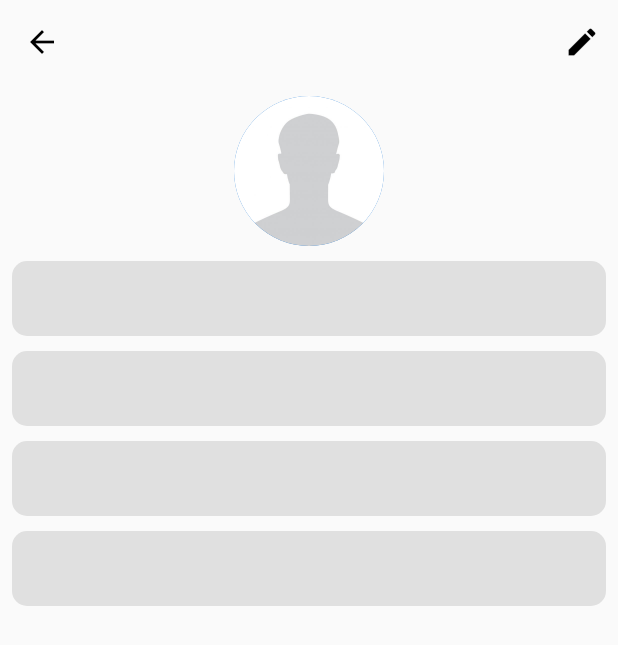
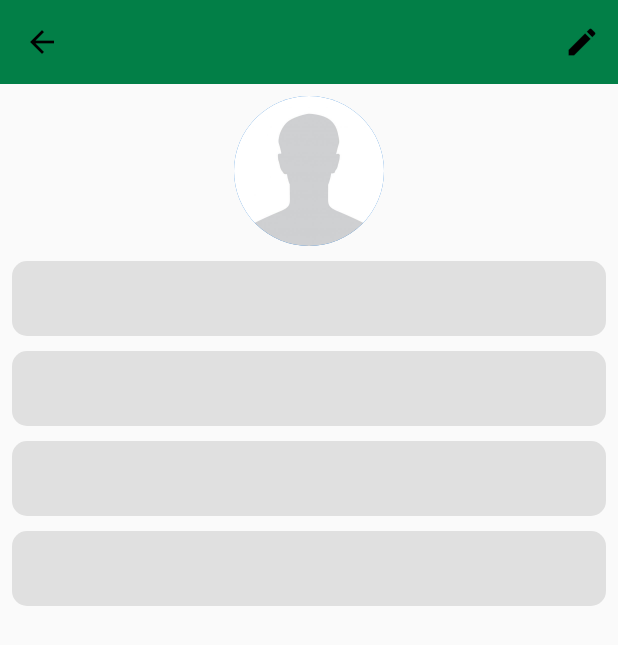
Before and after one commit to hazemabollfadl/new_food_delivery, a Flutter app: the screen it shows once a user with an empty profile is signed in, in the side drawer, after a tap on "Profile", on a phone screen of 412 x 824 dp. Shown: the top 645 px of the screen. Run offline on Flutter 3.47's test engine with Material 2 defaults, Android fonts, the phone set to English and light mode, and no system bars; our stand-ins replace cloud_firestore, firebase_auth, firebase_core, loading_animation_widget; accounts and stored records are empty.

Commit message:
further enhancment in designs

```diff
--- a/lib/pages/Payment/payment_interface.dart
+++ b/lib/pages/Payment/payment_interface.dart
@@ -41,12 +41,12 @@ class _PaymentInterfaceState extends State<PaymentInterface> {
     return Scaffold(
       appBar: AppBar(
         elevation: 0,
-        backgroundColor: Colors.transparent,
+        backgroundColor: AppColors.kgradientk1,
         centerTitle: true,
         title: Text(
           "Payment",
           style: TextStyle(
-            color: AppColors.kblackColor,
+            color: AppColors.kwhiteColor,
           ),
         ),
       ),
--- a/lib/pages/checkout/check_out_page.dart
+++ b/lib/pages/checkout/check_out_page.dart
@@ -38,12 +38,12 @@ class _CheckOutPageState extends State<CheckOutPage> {
     return Scaffold(
       appBar: AppBar(
         elevation: 0,
-        backgroundColor: Colors.transparent,
+        backgroundColor: AppColors.kgradientk1,
         centerTitle: true,
         title: Text(
           "Check out",
           style: TextStyle(
-            color: AppColors.kblackColor,
+            color: AppColors.kwhiteColor,
           ),
         ),
       ),
--- a/lib/pages/home/home_page.dart
+++ b/lib/pages/home/home_page.dart
@@ -2,6 +2,7 @@ import 'package:cloud_firestore/cloud_firestore.dart';
 import 'package:firebase_auth/firebase_auth.dart';
 import 'package:firebase_core/firebase_core.dart';
 import 'package:flutter/material.dart';
+import 'package:new_food_delivery/appColors/app_colors.dart';
 import 'package:new_food_delivery/model/user_model.dart';
 import 'package:new_food_delivery/widgets/build_drawer.dart';
 import 'package:new_food_delivery/widgets/grid_view_widget.dart';
@@ -56,7 +57,7 @@ class _MyWidgetState extends State<HomePage> {
             "categories ",
             style: TextStyle(
               fontSize: 20,
-              color: Color.fromARGB(255, 98, 21, 21),
+              color: AppColors.kblackColor,
               fontWeight: FontWeight.normal,
             ),
           ),
@@ -162,7 +163,14 @@ class _MyWidgetState extends State<HomePage> {
       drawer: BuildDrawer(),
       appBar: AppBar(
         elevation: 0,
-        backgroundColor: Colors.transparent,
+        backgroundColor: AppColors.kgradientk1,
+        title: Text(
+          "OHEY",
+          style: TextStyle(
+            color: AppColors.kwhiteColor,
+            fontSize: 25,
+          ),
+        ),
       ),
       body: ListView(
         children: [
@@ -198,7 +206,7 @@ class _MyWidgetState extends State<HomePage> {
                         "Products ",
                         style: TextStyle(
                           fontSize: 20,
-                          color: Colors.grey,
+                          color: AppColors.kblackColor,
                           fontWeight: FontWeight.normal,
                         ),
                       ),
@@ -213,7 +221,7 @@ class _MyWidgetState extends State<HomePage> {
                         "Best Sell ",
                         style: TextStyle(
                           fontSize: 20,
-                          color: Colors.grey,
+                          color: AppColors.kblackColor,
                           fontWeight: FontWeight.normal,
                         ),
                       ),
--- a/lib/pages/profile/profile_page.dart
+++ b/lib/pages/profile/profile_page.dart
@@ -1,6 +1,7 @@
 import 'package:cloud_firestore/cloud_firestore.dart';
 import 'package:firebase_auth/firebase_auth.dart';
 import 'package:flutter/material.dart';
+import 'package:new_food_delivery/appColors/app_colors.dart';
 import 'package:new_food_delivery/pages/home/home_page.dart';
 import 'package:new_food_delivery/route/routing_page.dart';
 import 'package:new_food_delivery/widgets/my_button.dart';
@@ -196,7 +197,7 @@ class _ProfilePageState extends State<ProfilePage> {
     return Scaffold(
       appBar: AppBar(
         elevation: 0,
-        backgroundColor: Colors.transparent,
+        backgroundColor: AppColors.kgradientk1,
         leading: isEdit
             ? IconButton(
                 onPressed: () {
--- a/lib/widgets/build_drawer.dart
+++ b/lib/widgets/build_drawer.dart
@@ -7,6 +7,8 @@ import 'package:new_food_delivery/pages/home/home_page.dart';
 import 'package:new_food_delivery/pages/login/login_page.dart';
 import 'package:new_food_delivery/pages/profile/profile_page.dart';
 import 'package:new_food_delivery/route/routing_page.dart';
+
+import '../appColors/app_colors.dart';
 
 class BuildDrawer extends StatelessWidget {
   const BuildDrawer({Key? key}) : super(key: key);
@@ -18,7 +20,7 @@ class BuildDrawer extends StatelessWidget {
         children: [
           UserAccountsDrawerHeader(
             decoration: BoxDecoration(
-              color: Colors.purple,
+              color: AppColors.kgradientk1,
             ), // BoxDecoration
             accountName: Text(userModel.fullName),
             accountEmail: Text(userModel.emailAddress),
```
Also changed, not shown: lib/pages/Payment/confirmation_order.dart (+21 -8 lines), lib/pages/cartpage/cart_page.dart (+8 -1 lines), lib/pages/detailPage/details_page.dart (+7 -1 lines), 1 other file.
